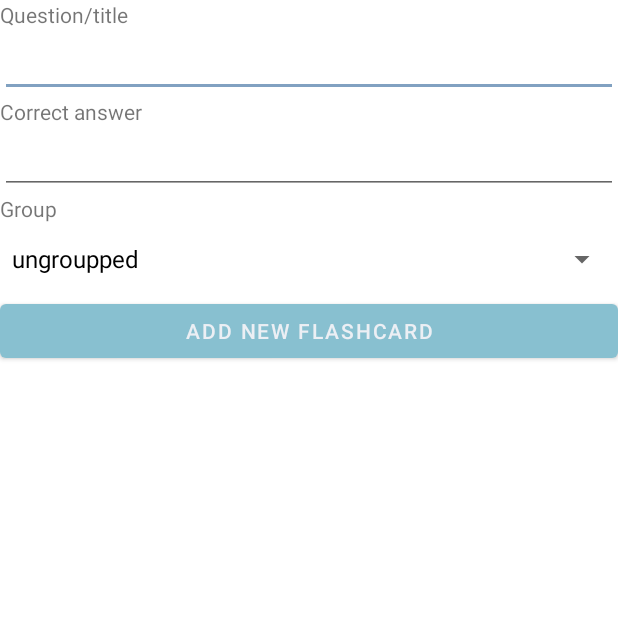
After one commit to lukef00/pomodoro-app, an Android app: the fragment AddFlashcardFragment shown on its own in the app's theme, on a phone screen of 412 x 824 dp, the top half of it. The commit adds this screen. Run offline under Robolectric (Android 15) with nearby library versions, the phone set to English and light mode, and no system bars.

Commit message:
Add option to create and remove Flashcards

```diff
--- a/app/src/main/java/com/example/pomodoro/structures/Flashcard.java
+++ b/app/src/main/java/com/example/pomodoro/structures/Flashcard.java
@@ -36,7 +36,7 @@ public class Flashcard {
         this.totalAnswers = 0;
         this.correctAnswers = 0;
         this.group = "ungrouped";
-        this.lastAnswer = null;
+        this.lastAnswer = LocalDateTime.now();
     }
     public Flashcard(String group, String title, String answer) {
         this(title, answer);
@@ -103,9 +103,13 @@ public class Flashcard {
         Flashcard.flashcards.remove(groupName);
     }
 
-    public void addFlashcard(Flashcard newFlash) {
+    public static void addFlashcard(Flashcard newFlash) {
         String group = newFlash.getGroup();
         Flashcard.flashcards.computeIfAbsent(group, k -> new ArrayList<>()).add(newFlash);
+    }
+
+    public static void removeFlashcard(Flashcard f) {
+        Flashcard.flashcards.computeIfAbsent(f.getGroup(), k -> new ArrayList<>()).remove(f);
     }
 
     public static ArrayList<Flashcard> getFlashcardsFromGroup(String groupName) {
--- /dev/null
+++ b/app/src/main/java/com/example/pomodoro/ui/flashcards/AddFlashcardFragment.java
@@ -0,0 +1,94 @@
+package com.example.pomodoro.ui.flashcards;
+
+import android.os.Bundle;
+
+import androidx.annotation.Nullable;
+import androidx.fragment.app.Fragment;
+
+import android.view.LayoutInflater;
+import android.view.View;
+import android.view.ViewGroup;
+import android.widget.AdapterView;
+import android.widget.ArrayAdapter;
+import android.widget.Button;
+import android.widget.EditText;
+import android.widget.Spinner;
+
+import com.example.pomodoro.R;
+import com.example.pomodoro.structures.Flashcard;
+import com.example.pomodoro.structures.FlashcardGroup;
+
+import java.util.ArrayList;
+
+public class AddFlashcardFragment extends Fragment implements AdapterView.OnItemSelectedListener {
+    ArrayList<String> group_names = new ArrayList<>();
+
+    String selected_group;
+    String title;
+    String answer;
+
+    // UI elements
+    Spinner group_spinner;
+    EditText flashcard_title_field;
+    EditText flashcard_answer_field;
+    Button flashcard_submit;
+
+    public AddFlashcardFragment() {
+        // Required empty public constructor
+    }
+
+    @Override
+    public void onCreate(Bundle savedInstanceState) {
+        super.onCreate(savedInstanceState);
+        ArrayList<FlashcardGroup> fg = Flashcard.getGroups();
+        if (fg.size() == 0) {
+            fg = new ArrayList<>();
+            fg.add(new FlashcardGroup("ungroupped", 0));
+        }
+        fg.forEach((f) -> group_names.add(f.getName()));
+    }
+
+    @Override
+    public View onCreateView(LayoutInflater inflater, ViewGroup container,
+                             Bundle savedInstanceState) {
+        return inflater.inflate(R.layout.fragment_add_flashcard, container, false);
+    }
+
+    public void
+    onActivityCreated(@Nullable Bundle savedInstanceState) {
+        super.onActivityCreated(savedInstanceState);
+        View v = getView();
+        group_spinner = v.findViewById(R.id.add_flashcard_spinner);
+
+        flashcard_title_field = v.findViewById(R.id.add_flashcard_title);
+        flashcard_answer_field = v.findViewById(R.id.add_flashcard_answer);
+        flashcard_submit = v.findViewById(R.id.add_flashcard_submit);
+
+        ArrayAdapter<String> adapter = new ArrayAdapter<>(getContext(), android.R.layout.simple_spinner_dropdown_item, group_names);
+        group_spinner.setAdapter(adapter);
+        group_spinner.setOnItemSelectedListener(this);
+
+        flashcard_submit.setOnClickListener(x -> {
+            title = String.valueOf(flashcard_title_field.getText()).trim();
+            answer = String.valueOf(flashcard_answer_field.getText()).trim();
+
+            if (title.length() > 0 && answer.length() > 0) {
+                Flashcard nf = new Flashcard(selected_group, title, answer);
+                Flashcard.addFlashcard(nf);
+                getParentFragmentManager().popBackStack();
+            }
+
+        });
+
+    }
+
+    @Override
+    public void onItemSelected(AdapterView<?> adapterView, View view, int i, long l) {
+        selected_group = (String) adapterView.getSelectedItem();
+    }
+
+    @Override
+    public void onNothingSelected(AdapterView<?> adapterView) {
+
+    }
+}
--- a/app/src/main/java/com/example/pomodoro/ui/flashcards/FlashcardListFragment.java
+++ b/app/src/main/java/com/example/pomodoro/ui/flashcards/FlashcardListFragment.java
@@ -54,6 +54,14 @@ public class FlashcardListFragment extends Fragment {
             dialog.show();
         });
 
+        lv.setOnItemLongClickListener((adapterView, view, i, l) -> {
+            Flashcard f =fa.getItem(i);
+            fa.remove(f);
+            Flashcard.removeFlashcard(f);
+            fa.notifyDataSetChanged();
+            return true;
+        });
+
         lv.setAdapter(fa);
     }
 }
--- a/app/src/main/java/com/example/pomodoro/ui/flashcards/FlashcardsFragment.java
+++ b/app/src/main/java/com/example/pomodoro/ui/flashcards/FlashcardsFragment.java
@@ -22,6 +22,7 @@ import com.example.pomodoro.R;
 import com.example.pomodoro.adapters.GroupAdapter;
 import com.example.pomodoro.structures.Flashcard;
 import com.example.pomodoro.structures.FlashcardGroup;
+import com.example.pomodoro.ui.tasks.AddTaskFragment;
 import com.google.android.material.floatingactionbutton.FloatingActionButton;
 
 public class FlashcardsFragment extends Fragment {
@@ -56,6 +57,7 @@ public class FlashcardsFragment extends Fragment {
                 }
             });
         }
+
 
         AlertDialog dialog = builder.create();
         dialog.show();
@@ -112,6 +114,13 @@ public class FlashcardsFragment extends Fragment {
             displayDialog(R.layout.new_group_dialog, true);
         });
 
+        new_flashcard.setOnClickListener(v -> {
+            new_flashcard.setVisibility(View.INVISIBLE);
+            new_group.setVisibility(View.INVISIBLE);
+            AddFlashcardFragment atf = new AddFlashcardFragment();
+            getParentFragmentManager().beginTransaction().replace(R.id.nav_host_fragment_content_navigation, atf).addToBackStack(atf.toString()).commit();
+        });
+
         gv.setAdapter(ga);
     }
 }
--- /dev/null
+++ b/app/src/main/res/layout/fragment_add_flashcard.xml
@@ -0,0 +1,57 @@
+<?xml version="1.0" encoding="utf-8"?>
+<FrameLayout xmlns:android="http://schemas.android.com/apk/res/android"
+    xmlns:tools="http://schemas.android.com/tools"
+    android:layout_width="match_parent"
+    android:layout_height="match_parent"
+    tools:context=".ui.flashcards.AddFlashcardFragment">
+
+    <LinearLayout
+        android:layout_width="match_parent"
+        android:layout_height="match_parent"
+        android:orientation="vertical">
+
+        <TextView
+            android:id="@+id/textView6"
+            android:layout_width="match_parent"
+            android:layout_height="wrap_content"
+            android:text="@string/flashcard_title_label" />
+
+        <EditText
+            android:id="@+id/add_flashcard_title"
+            android:layout_width="match_parent"
+            android:layout_height="wrap_content"
+            android:ems="10" />
+
+        <TextView
+            android:id="@+id/textView8"
+            android:layout_width="match_parent"
+            android:layout_height="wrap_content"
+            android:text="@string/flashcard_answer_label" />
+
+        <EditText
+            android:id="@+id/add_flashcard_answer"
+            android:layout_width="match_parent"
+            android:layout_height="wrap_content"
+            android:ems="10"
+            android:gravity="start|top"
+            android:inputType="textMultiLine" />
+
+        <TextView
+            android:id="@+id/textView9"
+            android:layout_width="match_parent"
+            android:layout_height="wrap_content"
+            android:text="@string/flashcard_spinner_label" />
+
+        <Spinner
+            android:id="@+id/add_flashcard_spinner"
+            android:layout_width="match_parent"
+            android:layout_height="wrap_content" />
+
+        <Button
+            android:id="@+id/add_flashcard_submit"
+            android:layout_width="match_parent"
+            android:layout_height="wrap_content"
+            android:text="@string/flashcard_submit_btn" />
+
+    </LinearLayout>
+</FrameLayout>
--- a/app/src/main/res/values/strings.xml
+++ b/app/src/main/res/values/strings.xml
@@ -42,6 +42,12 @@
         <item>Urgent</item>
     </string-array>
 
+    <!-- add new fragment -->
+    <string name="flashcard_title_label">Question/title</string>
+    <string name="flashcard_answer_label">Correct answer</string>
+    <string name="flashcard_spinner_label">Group</string>
+    <string name="flashcard_submit_btn">Add new flashcard</string>
+
     <!--  task bottom navigation-->
     <string name="remove_task_label">Delete task</string>
     <string name="mark_task_label">Mark task as complete</string>
```
